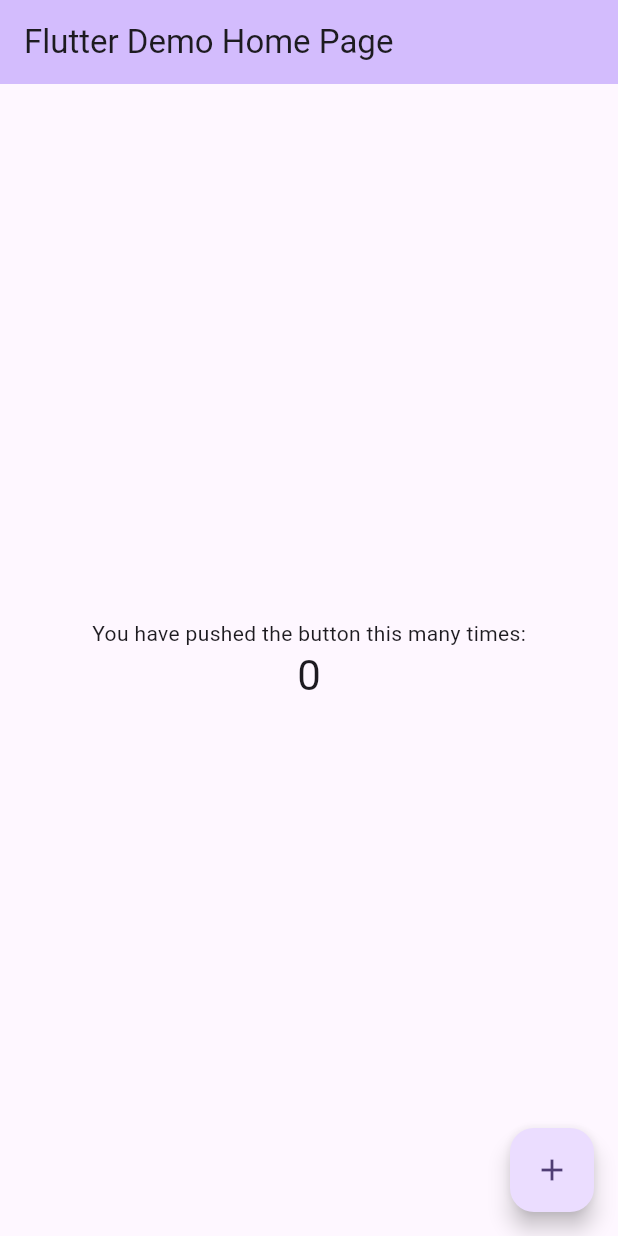
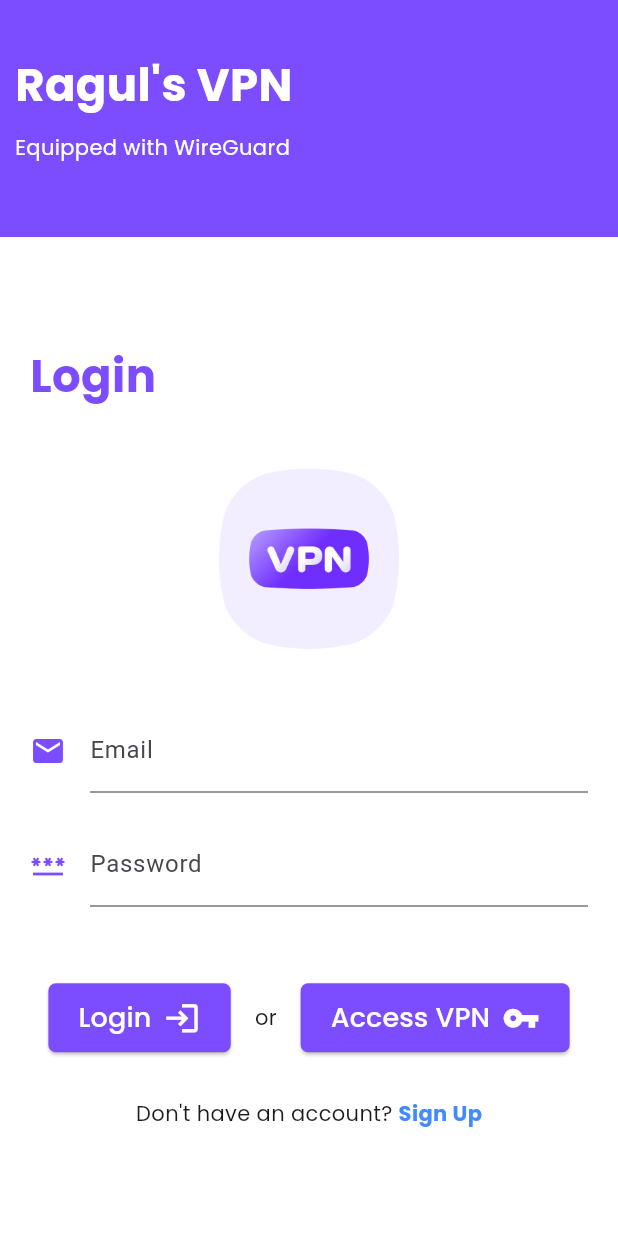
Before and after one commit to Er-Ragul/raguls-vpn, a Flutter app: the screen it shows after launch, on a phone screen of 412 x 824 dp. Run offline on Flutter 3.47's test engine with Material 3 defaults, Android fonts, the phone set to English and light mode, and no system bars; our stand-ins replace google_fonts.

Commit message:
Mobile Login Page #1

```diff
--- /dev/null
+++ b/lib/_login.dart
@@ -0,0 +1,25 @@
+import 'package:flutter/material.dart';
+import 'package:ragulsvpn/mobile/login.dart';
+import 'package:ragulsvpn/tablet/login.dart';
+
+class Login extends StatefulWidget {
+  const Login({super.key});
+
+  @override
+  State<Login> createState() => _LoginState();
+}
+
+class _LoginState extends State<Login> {
+
+  @override
+  Widget build(BuildContext context) {
+    final currentWidth = MediaQuery.of(context).size.width;
+    print('Current Width: ${currentWidth}');
+    if(currentWidth < 820){
+      return LoginMobile();
+    }
+    else{
+      return LoginTablet();
+    }
+  }
+}
--- a/lib/main.dart
+++ b/lib/main.dart
@@ -1,122 +1,8 @@
 import 'package:flutter/material.dart';
+import 'package:ragulsvpn/_login.dart';
 
-void main() {
-  runApp(const MyApp());
+void main(){
+  runApp(MaterialApp(
+    home: Login(),
+  ));
 }
-
-class MyApp extends StatelessWidget {
-  const MyApp({super.key});
-
-  // This widget is the root of your application.
-  @override
-  Widget build(BuildContext context) {
-    return MaterialApp(
-      title: 'Flutter Demo',
-      theme: ThemeData(
-        // This is the theme of your application.
-        //
-        // TRY THIS: Try running your application with "flutter run". You'll see
-        // the application has a purple toolbar. Then, without quitting the app,
-        // try changing the seedColor in the colorScheme below to Colors.green
-        // and then invoke "hot reload" (save your changes or press the "hot
-        // reload" button in a Flutter-supported IDE, or press "r" if you used
-        // the command line to start the app).
-        //
-        // Notice that the counter didn't reset back to zero; the application
-        // state is not lost during the reload. To reset the state, use hot
-        // restart instead.
-        //
-        // This works for code too, not just values: Most code changes can be
-        // tested with just a hot reload.
-        colorScheme: ColorScheme.fromSeed(seedColor: Colors.deepPurple),
-      ),
-      home: const MyHomePage(title: 'Flutter Demo Home Page'),
-    );
-  }
-}
-
-class MyHomePage extends StatefulWidget {
-  const MyHomePage({super.key, required this.title});
-
-  // This widget is the home page of your application. It is stateful, meaning
-  // that it has a State object (defined below) that contains fields that affect
-  // how it looks.
-
-  // This class is the configuration for the state. It holds the values (in this
-  // case the title) provided by the parent (in this case the App widget) and
-  // used by the build method of the State. Fields in a Widget subclass are
-  // always marked "final".
-
-  final String title;
-
-  @override
-  State<MyHomePage> createState() => _MyHomePageState();
-}
-
-class _MyHomePageState extends State<MyHomePage> {
-  int _counter = 0;
-
-  void _incrementCounter() {
-    setState(() {
-      // This call to setState tells the Flutter framework that something has
-      // changed in this State, which causes it to rerun the build method below
-      // so that the display can reflect the updated values. If we changed
-      // _counter without calling setState(), then the build method would not be
-      // called again, and so nothing would appear to happen.
-      _counter++;
-    });
-  }
-
-  @override
-  Widget build(BuildContext context) {
-    // This method is rerun every time setState is called, for instance as done
-    // by the _incrementCounter method above.
-    //
-    // The Flutter framework has been optimized to make rerunning build methods
-    // fast, so that you can just rebuild anything that needs updating rather
-    // than having to individually change instances of widgets.
-    return Scaffold(
-      appBar: AppBar(
-        // TRY THIS: Try changing the color here to a specific color (to
-        // Colors.amber, perhaps?) and trigger a hot reload to see the AppBar
-        // change color while the other colors stay the same.
-        backgroundColor: Theme.of(context).colorScheme.inversePrimary,
-        // Here we take the value from the MyHomePage object that was created by
-        // the App.build method, and use it to set our appbar title.
-        title: Text(widget.title),
-      ),
-      body: Center(
-        // Center is a layout widget. It takes a single child and positions it
-        // in the middle of the parent.
-        child: Column(
-          // Column is also a layout widget. It takes a list of children and
-          // arranges them vertically. By default, it sizes itself to fit its
-          // children horizontally, and tries to be as tall as its parent.
-          //
-          // Column has various properties to control how it sizes itself and
-          // how it positions its children. Here we use mainAxisAlignment to
-          // center the children vertically; the main axis here is the vertical
-          // axis because Columns are vertical (the cross axis would be
-          // horizontal).
-          //
-          // TRY THIS: Invoke "debug painting" (choose the "Toggle Debug Paint"
-          // action in the IDE, or press "p" in the console), to see the
-          // wireframe for each widget.
-          mainAxisAlignment: MainAxisAlignment.center,
-          children: <Widget>[
-            const Text('You have pushed the button this many times:'),
-            Text(
-              '$_counter',
-              style: Theme.of(context).textTheme.headlineMedium,
-            ),
-          ],
-        ),
-      ),
-      floatingActionButton: FloatingActionButton(
-        onPressed: _incrementCounter,
-        tooltip: 'Increment',
-        child: const Icon(Icons.add),
-      ), // This trailing comma makes auto-formatting nicer for build methods.
-    );
-  }
-}
--- /dev/null
+++ b/lib/mobile/login.dart
@@ -0,0 +1,132 @@
+import 'package:flutter/material.dart';
+import 'package:google_fonts/google_fonts.dart';
+
+class LoginMobile extends StatefulWidget {
+  const LoginMobile({super.key});
+
+  @override
+  State<LoginMobile> createState() => _LoginMobileState();
+}
+
+class _LoginMobileState extends State<LoginMobile> {
+
+  final TextEditingController email = TextEditingController();
+  final TextEditingController password = TextEditingController();
+
+  @override
+  Widget build(BuildContext context) {
+    return Scaffold(
+      // Safearea & Container widget
+      body: SafeArea(child: Container(
+        width: double.infinity,
+        color: Colors.deepPurpleAccent,
+        // Column
+        child: Column(
+          // Row
+          children: [
+            Row(
+              children: [
+              Padding(padding: EdgeInsets.fromLTRB(10, 35, 0, 0), child: Text(
+                "Ragul's VPN", style: GoogleFonts.poppins(color: Colors.white, fontSize: 30, fontWeight: FontWeight.bold)
+              ))
+            ]),
+            Row(
+              children: [
+              Padding(padding: EdgeInsets.fromLTRB(10, 10, 0, 50), child: Text(
+                "Equipped with WireGuard", style: GoogleFonts.poppins(color: Colors.white)
+              ))
+            ]),
+            // Expanded & Container
+            Expanded(child: Container(
+              color: Colors.white,
+              child: Center(
+                child: Padding(padding: EdgeInsets.symmetric(vertical: 40, horizontal: 20),
+                child: SingleChildScrollView( // SingleChildScrollView for smooth scroll
+                  physics: BouncingScrollPhysics(),
+                  // Column
+                  child: Column(
+                    children: [
+                    // Title
+                    Row(children: [
+                      Text('Login', style: GoogleFonts.poppins(color: Colors.deepPurpleAccent, fontSize: 30, fontWeight: FontWeight.bold))
+                    ]),
+                    SizedBox(height: 40),
+                    // VPN logo
+                    Image.asset('assets/vpn.png', width: 120),
+                    SizedBox(height: 40),
+                    // Email inputbox
+                    TextField(
+                      controller: email,
+                      style: GoogleFonts.poppins(),
+                      decoration: InputDecoration(
+                        labelText: 'Email',
+                        icon: Icon(Icons.email, color: Colors.deepPurpleAccent)
+                      ),
+                    ),
+                    SizedBox(height: 20),
+                    // Password inputbox
+                    TextField(
+                      controller: password,
+                      obscureText: true,
+                      decoration: InputDecoration(
+                        labelText: 'Password',
+                        icon: Icon(Icons.password, color: Colors.deepPurpleAccent)
+                      ),
+                    ),
+                    // SizedBox
+                    SizedBox(height: 50),
+                    Row(
+                      mainAxisAlignment: MainAxisAlignment.center,
+                      children: [
+                      // Login button
+                      ElevatedButton.icon(onPressed: (){
+
+                      },
+                      icon: Text('Login', style: GoogleFonts.poppins(color: Colors.white, fontSize: 18)),
+                      label: Icon(Icons.login, color: Colors.white, size: 25),
+                      style: ElevatedButton.styleFrom(
+                        backgroundColor: Colors.deepPurpleAccent,
+                        padding: EdgeInsets.symmetric(vertical: 10, horizontal: 20),
+                        shape: RoundedRectangleBorder(
+                          borderRadius: BorderRadius.circular(5)
+                        )
+                      )),
+                      Text('    or    ', style: GoogleFonts.poppins()),
+                      // Direct VPN access button
+                      ElevatedButton.icon(onPressed: (){
+
+                      },
+                      icon: Text('Access VPN', style: GoogleFonts.poppins(color: Colors.white, fontSize: 18)),
+                      label: Icon(Icons.vpn_key, color: Colors.white, size: 25),
+                      style: ElevatedButton.styleFrom(
+                        backgroundColor: Colors.deepPurpleAccent,
+                        padding: EdgeInsets.symmetric(vertical: 10, horizontal: 20),
+                        shape: RoundedRectangleBorder(
+                          borderRadius: BorderRadius.circular(5)
+                        )
+                      ))
+                    ],),
+                    // SizedBox
+                    SizedBox(height: 30),
+                    Row(
+                      mainAxisAlignment: MainAxisAlignment.center,
+                      children: [
+                      Text("Don't have an account? ", style: GoogleFonts.poppins()),
+                      // Gesture detector
+                      GestureDetector(
+                        onTap: (){
+
+                        },
+                        child: Text('Sign Up', style: GoogleFonts.poppins(color: Colors.blueAccent, fontWeight: FontWeight.bold)))
+                    ])
+                  ],
+                  ),
+                )),
+              ),
+            ))
+          ],
+        ),
+      )),
+    );
+  }
+}
--- /dev/null
+++ b/lib/tablet/login.dart
@@ -0,0 +1,19 @@
+import 'package:flutter/material.dart';
+
+class LoginTablet extends StatefulWidget {
+  const LoginTablet({super.key});
+
+  @override
+  State<LoginTablet> createState() => _LoginTabletState();
+}
+
+class _LoginTabletState extends State<LoginTablet> {
+  @override
+  Widget build(BuildContext context) {
+    return Scaffold(
+      body: SafeArea(child: Center(
+        child: Text('Tablet Login Page'),
+      )),
+    );
+  }
+}
--- a/pubspec.yaml
+++ b/pubspec.yaml
@@ -34,6 +34,7 @@ dependencies:
   # The following adds the Cupertino Icons font to your application.
   # Use with the CupertinoIcons class for iOS style icons.
   cupertino_icons: ^1.0.8
+  google_fonts: ^6.2.1
 
 dev_dependencies:
   flutter_test:
@@ -58,9 +59,8 @@ flutter:
   uses-material-design: true
 
   # To add assets to your application, add an assets section, like this:
-  # assets:
-  #   - images/a_dot_burr.jpeg
-  #   - images/a_dot_ham.jpeg
+  assets:
+    - assets/vpn.png
 
   # An image asset can refer to one or more resolution-specific "variants", see
   # https://flutter.dev/to/resolution-aware-images
```
Also changed, not shown: assets/vpn.png (added), pubspec.lock.
